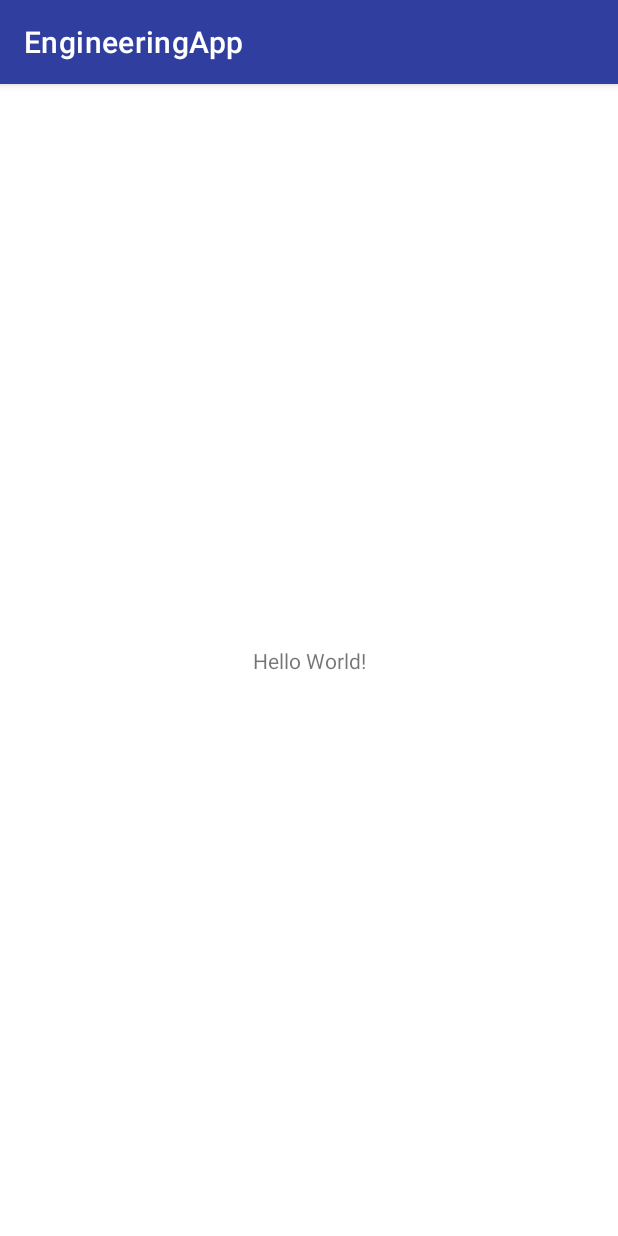
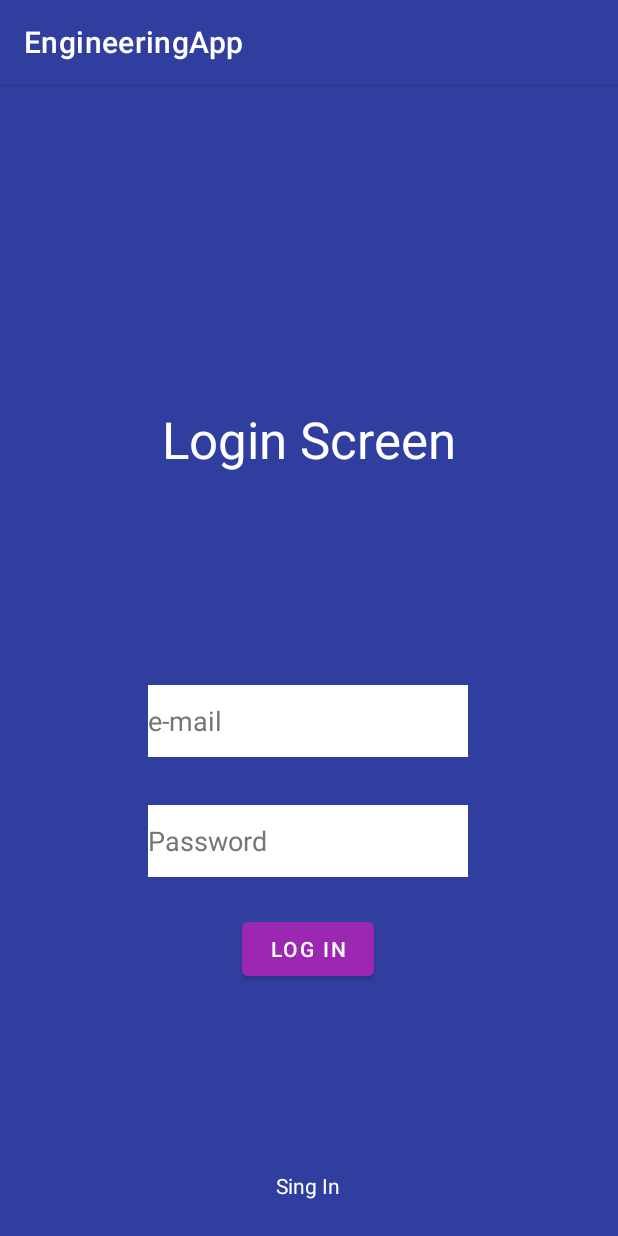
Before and after one commit to Damian-Chowanski/EngineeringThesis, an Android app: the screen it shows after launch (MainActivity before the commit, LoginActivity after it), on a phone screen of 412 x 824 dp. Run offline under Robolectric (Android 15) with nearby library versions, the phone set to English and light mode, and no system bars.

Commit message:
logging layout has been almost create

```diff
--- a/app/build.gradle
+++ b/app/build.gradle
@@ -6,12 +6,12 @@ plugins {
 
 android {
     namespace 'com.example.engineeringapp'
-    compileSdk 32
+    compileSdk 33
 
     defaultConfig {
         applicationId "com.example.engineeringapp"
         minSdk 19
-        targetSdk 32
+        targetSdk 33
         versionCode 1
         versionName "1.0"
 
@@ -35,7 +35,7 @@ android {
 
 dependencies {
 
-    implementation 'androidx.core:core-ktx:1.7.0'
+    implementation 'androidx.core:core-ktx:1.9.0'
     implementation 'androidx.appcompat:appcompat:1.5.1'
     implementation 'com.google.android.material:material:1.7.0'
     implementation 'androidx.constraintlayout:constraintlayout:2.1.4'
--- a/app/src/main/AndroidManifest.xml
+++ b/app/src/main/AndroidManifest.xml
@@ -13,13 +13,20 @@
         android:theme="@style/Theme.EngineeringApp"
         tools:targetApi="31">
         <activity
-            android:name=".MainActivity"
+            android:name=".LoginActivity"
             android:exported="true">
             <intent-filter>
                 <action android:name="android.intent.action.MAIN" />
 
                 <category android:name="android.intent.category.LAUNCHER" />
             </intent-filter>
+            <meta-data
+                android:name="android.app.lib_name"
+                android:value="" />
+        </activity>
+        <activity
+            android:name=".MainActivity"
+            android:exported="false">
 
             <meta-data
                 android:name="android.app.lib_name"
--- /dev/null
+++ b/app/src/main/java/com/example/engineeringapp/LoginActivity.kt
@@ -0,0 +1,11 @@
+package com.example.engineeringapp
+
+import androidx.appcompat.app.AppCompatActivity
+import android.os.Bundle
+
+class LoginActivity : AppCompatActivity() {
+    override fun onCreate(savedInstanceState: Bundle?) {
+        super.onCreate(savedInstanceState)
+        setContentView(R.layout.activity_login)
+    }
+}
--- /dev/null
+++ b/app/src/main/res/layout/activity_login.xml
@@ -0,0 +1,96 @@
+<?xml version="1.0" encoding="utf-8"?>
+<androidx.constraintlayout.widget.ConstraintLayout xmlns:android="http://schemas.android.com/apk/res/android"
+    xmlns:app="http://schemas.android.com/apk/res-auto"
+    xmlns:tools="http://schemas.android.com/tools"
+    android:layout_width="match_parent"
+    android:layout_height="match_parent"
+    android:background="@color/primary"
+    tools:context=".LoginActivity">
+
+    <EditText
+        android:id="@+id/login_email"
+        android:layout_width="wrap_content"
+        android:layout_height="wrap_content"
+        android:layout_marginBottom="32dp"
+        android:background="@color/white"
+        android:ems="10"
+        android:hint="@string/emailbox_hint"
+        android:inputType="textEmailAddress"
+        android:minHeight="48dp"
+        android:textColor="@color/black"
+        android:textColorHint="#757575"
+        app:layout_constraintBottom_toTopOf="@+id/login_password"
+        app:layout_constraintEnd_toEndOf="parent"
+        app:layout_constraintHorizontal_bias="0.497"
+        app:layout_constraintStart_toStartOf="parent"
+        android:autofillHints="" />
+
+    <EditText
+        android:id="@+id/login_password"
+        android:layout_width="wrap_content"
+        android:layout_height="wrap_content"
+        android:layout_marginBottom="24dp"
+        android:background="@color/white"
+        android:ems="10"
+        android:hint="@string/password_textbox_hint"
+        android:inputType="textPassword"
+        android:minHeight="48dp"
+        android:textColorHint="#757575"
+        app:layout_constraintBottom_toTopOf="@+id/login_button"
+        app:layout_constraintEnd_toEndOf="parent"
+        app:layout_constraintHorizontal_bias="0.497"
+        app:layout_constraintStart_toStartOf="parent"
+        android:autofillHints="" />
+
+    <Button
+        android:id="@+id/login_button"
+        android:layout_width="wrap_content"
+        android:layout_height="wrap_content"
+        android:layout_marginBottom="124dp"
+        android:text="@string/log_in_button"
+        app:backgroundTint="@color/secondary"
+        app:layout_constraintBottom_toTopOf="@+id/textView2"
+        app:layout_constraintEnd_toEndOf="parent"
+        app:layout_constraintHorizontal_bias="0.498"
+        app:layout_constraintStart_toStartOf="parent" />
+
+    <TextView
+        android:id="@+id/textView2"
+        android:layout_width="wrap_content"
+        android:layout_height="wrap_content"
+        android:layout_marginBottom="24dp"
+        android:text="@string/sing_in_text"
+        android:textColor="@color/white"
+        app:layout_constraintBottom_toBottomOf="parent"
+        app:layout_constraintEnd_toEndOf="parent"
+        app:layout_constraintHorizontal_bias="0.498"
+        app:layout_constraintStart_toStartOf="parent" />
+
+    <ImageView
+        android:id="@+id/login_image"
+        android:layout_width="wrap_content"
+        android:layout_height="wrap_content"
+        android:layout_marginTop="80dp"
+        android:contentDescription="@string/logo_description"
+        app:layout_constraintEnd_toEndOf="parent"
+        app:layout_constraintHorizontal_bias="0.498"
+        app:layout_constraintStart_toStartOf="parent"
+        app:layout_constraintTop_toTopOf="parent"
+        tools:ignore="ImageContrastCheck"
+        tools:srcCompat="@tools:sample/avatars" />
+
+    <TextView
+        android:id="@+id/login_information"
+        android:layout_width="wrap_content"
+        android:layout_height="wrap_content"
+        android:text="@string/login_tittle_textView"
+        android:textAlignment="center"
+        android:textColor="@color/white"
+        android:textSize="34sp"
+        app:layout_constraintBottom_toTopOf="@+id/login_email"
+        app:layout_constraintEnd_toEndOf="parent"
+        app:layout_constraintHorizontal_bias="0.497"
+        app:layout_constraintStart_toStartOf="parent"
+        app:layout_constraintTop_toBottomOf="@+id/login_image"
+        app:layout_constraintVertical_bias="0.487" />
+</androidx.constraintlayout.widget.ConstraintLayout>
--- a/app/src/main/res/values/strings.xml
+++ b/app/src/main/res/values/strings.xml
@@ -1,3 +1,9 @@
 <resources>
     <string name="app_name">EngineeringApp</string>
+    <string name="password_textbox_hint">Password</string>
+    <string name="log_in_button">Log In</string>
+    <string name="emailbox_hint">e-mail</string>
+    <string name="sing_in_text">Sing In</string>
+    <string name="logo_description">Logo</string>
+    <string name="login_tittle_textView">Login Screen</string>
 </resources>
```
